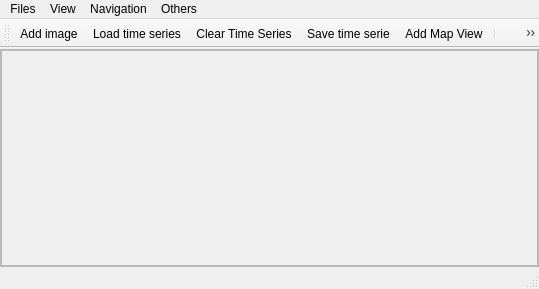
Above: timeseriesviewer/ui/timeseriesviewer.ui from jakimowb/eo-time-series-viewer before the change. Below: the same form after it.
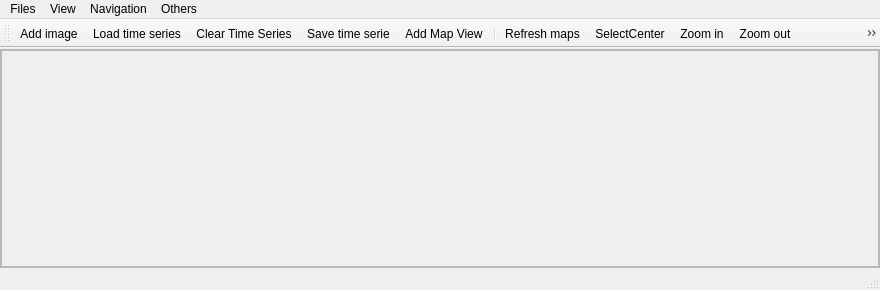
That is the form after the change. Icons and pictures are not drawn. Custom widgets are drawn as their Qt base class.

The edit to the form file:
```diff
--- a/timeseriesviewer/ui/timeseriesviewer.ui
+++ b/timeseriesviewer/ui/timeseriesviewer.ui
@@ -6,8 +6,8 @@
    <rect>
     <x>0</x>
     <y>0</y>
-    <width>539</width>
-    <height>289</height>
+    <width>880</width>
+    <height>290</height>
    </rect>
   </property>
   <property name="windowTitle">
@@ -90,8 +90,8 @@
         <rect>
          <x>0</x>
          <y>0</y>
-         <width>537</width>
-         <height>201</height>
+         <width>878</width>
+         <height>190</height>
         </rect>
        </property>
        <property name="sizePolicy">
@@ -138,8 +138,8 @@
     <rect>
      <x>0</x>
      <y>0</y>
-     <width>539</width>
-     <height>21</height>
+     <width>880</width>
+     <height>22</height>
     </rect>
    </property>
    <widget class="QMenu" name="menuFiles">
```
Left out of the diff: 24 changed lines with no effect on the pictures.
